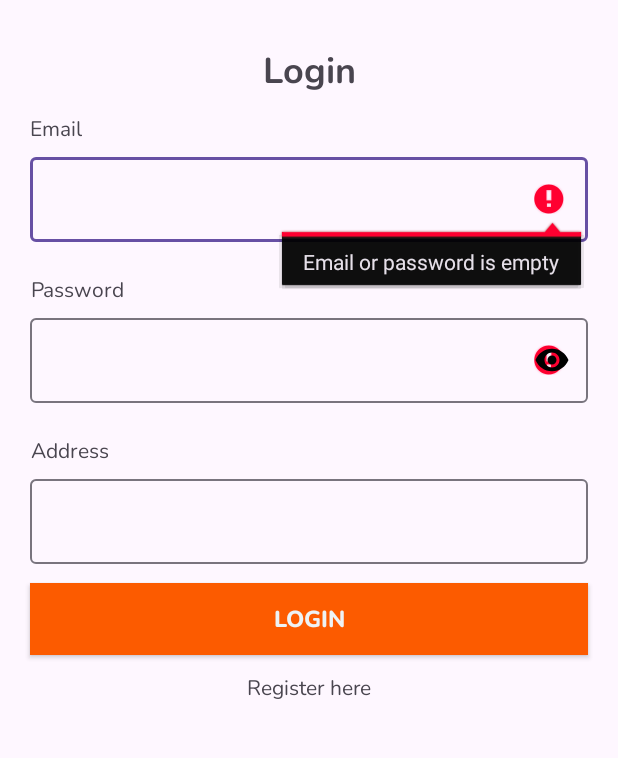
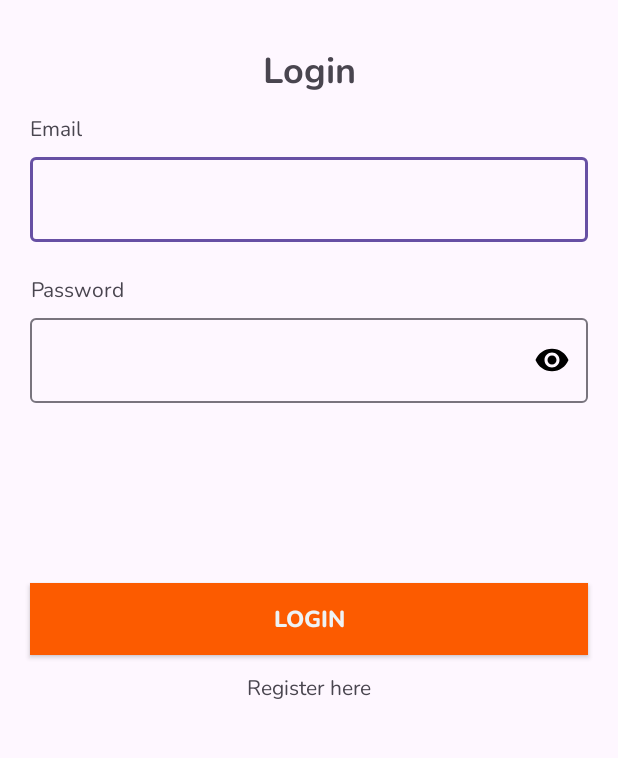
Before and after one commit to AbrahamRumondor/alpha-resto-android, an Android app: the LoginActivity screen opened directly, with no data from a screen before it, after a tap on "LOGIN", on a phone screen of 412 x 824 dp, the part 120-878 px from its top. Run offline under Robolectric (Android 15) with nearby library versions, the phone set to English and light mode, and no system bars; our stand-ins replace Firebase (no records; nobody signed in at launch, a user with empty details on screens opened directly).

Commit message:
Clean Register and Login page

```diff
--- a/app/src/main/java/com/example/alfaresto_customersapp/ui/components/loginPage/LoginActivity.kt
+++ b/app/src/main/java/com/example/alfaresto_customersapp/ui/components/loginPage/LoginActivity.kt
@@ -2,114 +2,51 @@ package com.example.alfaresto_customersapp.ui.components.loginPage
 
 import android.content.Intent
 import android.os.Bundle
-import android.util.Patterns
-import android.view.View
-import android.widget.TextView
 import android.widget.Toast
 import androidx.appcompat.app.AppCompatActivity
 import com.example.alfaresto_customersapp.R
 import com.example.alfaresto_customersapp.databinding.LoginPageBinding
 import com.example.alfaresto_customersapp.ui.components.MainActivity
+import com.example.alfaresto_customersapp.ui.components.loginPage.repository.AuthRepositoryImpl
 import com.example.alfaresto_customersapp.ui.components.registerPage.RegisterActivity
-import com.google.firebase.auth.FirebaseAuth
-import com.google.firebase.firestore.FirebaseFirestore
-import java.util.regex.Pattern
 
-class LoginActivity : AppCompatActivity()  {
+class LoginActivity : AppCompatActivity() {
 
     private lateinit var binding: LoginPageBinding
-    lateinit var auth: FirebaseAuth
-    private val passwordPatterns = Pattern.compile("^(?=.*[a-z])(?=.*[A-Z])(?=.*\\d)(?=.*[@\$!%*?&])[A-Za-z\\d@\$!%*?&]{8,}$")
-    var firebaseFirestore = FirebaseFirestore.getInstance()
+    private lateinit var viewModel: LoginViewModel
 
     override fun onCreate(savedInstanceState: Bundle?) {
+        super.onCreate(savedInstanceState)
         binding = LoginPageBinding.inflate(layoutInflater)
-        super.onCreate(savedInstanceState)
         setContentView(binding.root)
+
+        val authRepository = AuthRepositoryImpl()
+        viewModel = LoginViewModel(authRepository)
 
         binding.loginButton.setOnClickListener {
             val email = binding.emailTextInput.text.toString()
             val password = binding.passwordTextInput.text.toString()
-            val address = binding.addressTextInput.text.toString()
 
-            if (email.isEmpty() || password.isEmpty()) {
-                binding.emailTextInput.error = getString(R.string.email_pass_empty)
-                binding.passwordTextInput.error = getString(R.string.email_pass_empty)
-                return@setOnClickListener
+            viewModel.login(email, password)
         }
 
-            if (!Patterns.EMAIL_ADDRESS.matcher(email).matches()) {
-                binding.emailTextInput.error = getString(R.string.email_not_valid)
-                binding.emailTextInput.requestFocus()
-                return@setOnClickListener
+        viewModel.loginResult.observe(this) { success ->
+            if (success) {
+                Toast.makeText(this, R.string.login_success, Toast.LENGTH_SHORT).show()
+                startActivity(Intent(this, MainActivity::class.java))
+                finish()
+            } else {
+                Toast.makeText(this, R.string.login_failed, Toast.LENGTH_SHORT).show()
+            }
         }
 
-            if (!passwordPatterns.matcher(password).matches()) {
-                binding.passwordTextInput.error = getString(R.string.password_not_valid)
-                binding.passwordTextInput.requestFocus()
-                return@setOnClickListener
-            }
-
-            loginAuth(email, password, address)
-           // addAddress(email, address)
-
-        }
-        val registerTextClicked: TextView = binding.registerTextView
-        registerTextClicked.setOnClickListener {
+        binding.registerTextView.setOnClickListener {
             directToRegister(it)
         }
     }
-}
 
-fun directToRegister(view: View) {
+    private fun directToRegister(view: android.view.View) {
         val intent = Intent(view.context.applicationContext, RegisterActivity::class.java)
         view.context.startActivity(intent)
     }
-
-fun LoginActivity.loginAuth(email: String, password: String, address: String) {
-    auth = FirebaseAuth.getInstance()
-    firebaseFirestore = FirebaseFirestore.getInstance()
-    auth.signInWithEmailAndPassword(email, password)
-        .addOnCompleteListener(this) { task ->
-            if (task.isSuccessful) {
-                Toast.makeText(baseContext, R.string.login_success, Toast.LENGTH_SHORT).show()
-                //addAddress(email, address)
-
-                val intent = Intent(this, MainActivity::class.java)
-                startActivity(intent)
-            } else {
-                Toast.makeText(baseContext, R.string.login_failed, Toast.LENGTH_SHORT).show()
 }
-        }
-}
-//
-//fun LoginActivity.addAddress(email: String, address: String) {
-//    val userAddress = hashMapOf(
-//        "address" to address
-//    )
-//
-//    FirebaseFirestore.getInstance().collection("users").whereEqualTo("email", email)
-//        .get()
-//        .addOnSuccessListener { documents ->
-//            if (documents.isEmpty) {
-//                Log.d("Firestore", "No user found with email: $email")
-//                return@addOnSuccessListener
-//            }
-//
-//            for (document in documents) {
-//                val userDocRef = document.reference
-//                val addressCollectionRef = userDocRef.collection("address")
-//
-//                addressCollectionRef.add(userAddress)
-//                    .addOnSuccessListener {
-//                        Toast.makeText(baseContext, "Address added", Toast.LENGTH_SHORT).show()
-//                    }
-//                    .addOnFailureListener { _ ->
-//                        Toast.makeText(baseContext, "Error adding address", Toast.LENGTH_SHORT).show()
-//                    }
-//            }
-//        }
-//        .addOnFailureListener { _ ->
-//            Toast.makeText(baseContext, "Error adding address", Toast.LENGTH_SHORT).show()
-//        }
-//}
--- /dev/null
+++ b/app/src/main/java/com/example/alfaresto_customersapp/ui/components/loginPage/LoginViewModel.kt
@@ -0,0 +1,19 @@
+package com.example.alfaresto_customersapp.ui.components.loginPage
+
+import androidx.lifecycle.LiveData
+import androidx.lifecycle.MutableLiveData
+import androidx.lifecycle.ViewModel
+import com.example.alfaresto_customersapp.ui.components.loginPage.repository.AuthRepository
+
+class LoginViewModel(private val authRepository: AuthRepository) : ViewModel() {
+
+    private val _loginResult = MutableLiveData<Boolean>()
+    val loginResult: LiveData<Boolean>
+        get() = _loginResult
+
+    fun login(email: String, password: String) {
+        authRepository.login(email, password) { success ->
+            _loginResult.postValue(success)
+        }
+    }
+}
--- /dev/null
+++ b/app/src/main/java/com/example/alfaresto_customersapp/ui/components/loginPage/repository/AuthRepository.kt
@@ -0,0 +1,5 @@
+package com.example.alfaresto_customersapp.ui.components.loginPage.repository
+
+interface AuthRepository {
+    fun login(email: String, password: String, callback: (Boolean) -> Unit)
+}
--- /dev/null
+++ b/app/src/main/java/com/example/alfaresto_customersapp/ui/components/loginPage/repository/AuthRepositoryImpl.kt
@@ -0,0 +1,14 @@
+package com.example.alfaresto_customersapp.ui.components.loginPage.repository
+
+import com.google.firebase.auth.FirebaseAuth
+
+class AuthRepositoryImpl : AuthRepository {
+    private val auth = FirebaseAuth.getInstance()
+
+    override fun login(email: String, password: String, callback: (Boolean) -> Unit) {
+        auth.signInWithEmailAndPassword(email, password)
+            .addOnCompleteListener { task ->
+                callback(task.isSuccessful)
+            }
+    }
+}
--- a/app/src/main/res/layout/login_page.xml
+++ b/app/src/main/res/layout/login_page.xml
@@ -89,34 +89,6 @@
             android:inputType="textPassword" />
     </com.google.android.material.textfield.TextInputLayout>
 
-    <TextView
-        android:layout_width="wrap_content"
-        android:layout_height="wrap_content"
-        android:layout_marginTop="@dimen/dimen_22"
-        android:fontFamily="@font/regular"
-        android:gravity="center"
-        android:text="@string/address"
-        app:layout_constraintStart_toStartOf="@id/passwordContainer"
-        app:layout_constraintTop_toBottomOf="@id/passwordContainer" />
-
-    <com.google.android.material.textfield.TextInputLayout
-        android:id="@+id/addressContainer"
-        style="@style/ThemeOverlay.Material3.TextInputEditText.OutlinedBox"
-        android:layout_width="match_parent"
-        android:layout_height="wrap_content"
-        android:layout_marginHorizontal="@dimen/dimen_20"
-        android:layout_marginTop="@dimen/dimen_45"
-        app:layout_constraintEnd_toEndOf="parent"
-        app:layout_constraintStart_toStartOf="parent"
-        app:layout_constraintTop_toBottomOf="@id/passwordContainer"
-        app:passwordToggleTint="@color/black">
-
-        <com.google.android.material.textfield.TextInputEditText
-            android:id="@+id/addressTextInput"
-            android:layout_width="match_parent"
-            android:layout_height="wrap_content"/>
-    </com.google.android.material.textfield.TextInputLayout>
-
     <androidx.appcompat.widget.AppCompatButton
         android:id="@+id/loginButton"
         android:layout_width="match_parent"
```
Also changed, not shown: app/src/main/java/com/example/alfaresto_customersapp/domain/model/User.kt (+6 -6 lines), app/src/main/java/com/example/alfaresto_customersapp/ui/components/registerPage/RegisterActivity.kt (+27 -57 lines), app/src/main/java/com/example/alfaresto_customersapp/ui/components/registerPage/RegisterViewModel.kt (added, +56 -0 lines). Lines whose indentation alone changed are shown as unchanged.
